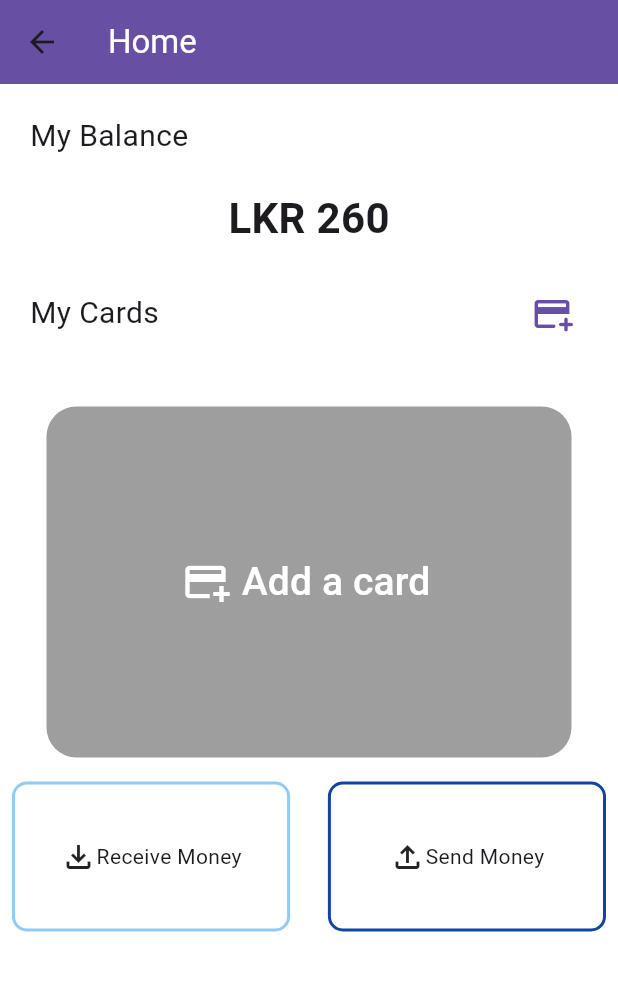
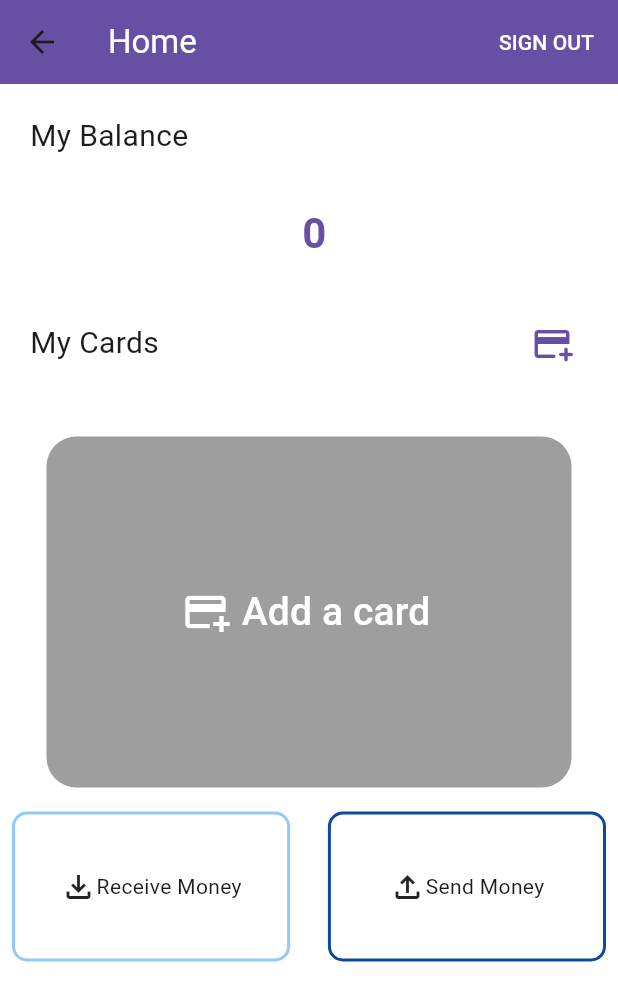
Before and after one commit to assignments-sliit/sriwallet, a Flutter app: the HomePage screen opened by its route, on a phone screen of 412 x 824 dp. Shown: the top 1001 px of the screen. Run offline on Flutter 3.47's test engine with Material 2 defaults, Android fonts, the phone set to English and light mode, and no system bars; our stand-ins replace cloud_firestore, firebase_auth, firebase_core, font_awesome_flutter, permission_handler, progress_dialog_null_safe and 2 more; missing offline and left inert: qrscan; accounts and stored records are empty.

Commit message:
sign out

```diff
--- a/lib/home/screens/homepage.dart
+++ b/lib/home/screens/homepage.dart
@@ -42,6 +42,19 @@ class _HomePageState extends State<HomePage> {
   Widget build(BuildContext context) {
     return Scaffold(
       appBar: AppBar(
+        actions: [
+          TextButton.icon(
+              onPressed: () {
+                auth.signOut();
+                     Navigator.pushReplacement(context,
+              MaterialPageRoute(builder: (context) => const LoginPage()));
+              },
+              icon: Icon(Icons.logout_outlined),
+              label: const Text(
+                "SIGN OUT",
+                style: TextStyle(color: Colors.white),
+              ))
+        ],
         backgroundColor: Theme.of(context).primaryColor,
         title: const Text(
           "Home",
@@ -65,10 +78,7 @@ class _HomePageState extends State<HomePage> {
               ],
             ),
           ),
-          Text(
-            "LKR 260",
-            style: TextStyle(fontSize: 28, fontWeight: FontWeight.bold),
-          ),
+          textStreamBuilder(context),
           Padding(
             padding: const EdgeInsets.symmetric(horizontal: 20, vertical: 20),
             child: Row(
@@ -235,4 +245,33 @@ class _HomePageState extends State<HomePage> {
       ),
     );
   }
+
+  Widget textStreamBuilder(BuildContext context) {
+    return StreamBuilder(
+        stream: db
+            .collection('users')
+            .doc(auth.currentUser!.uid)
+            .collection('wallet')
+            .doc(auth.currentUser!.phoneNumber)
+            .snapshots(),
+        builder: (context, snapshot) {
+          final userdoc = snapshot.data as DocumentSnapshot?;
+          if (userdoc != null) {
+            var amount = userdoc!['balance'].toString();
+            var currency = userdoc['currency'].toString();
+            return Padding(
+              padding: const EdgeInsets.all(10.0),
+              child: Text(
+                "$currency $amount",
+                style: TextStyle(
+                    fontSize: 28,
+                    fontWeight: FontWeight.bold,
+                    color: Theme.of(context).primaryColor),
+              ),
+            );
+          } else {
+            return Text("Failed to load balance");
+          }
+        });
+  }
 }
```
